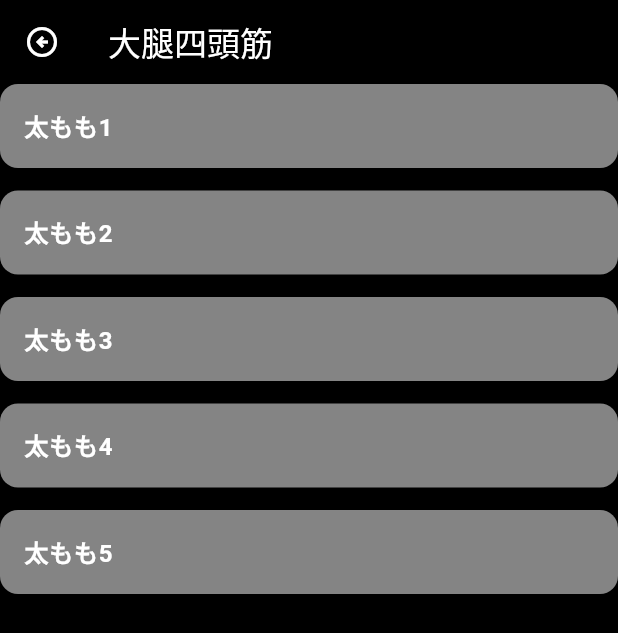
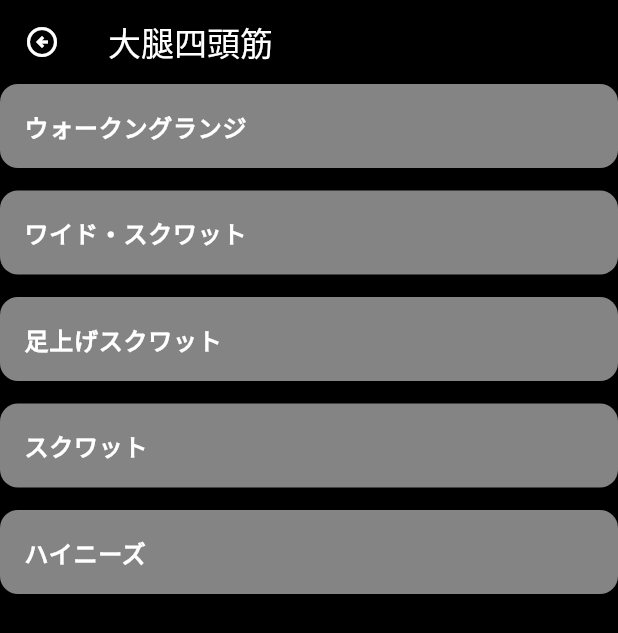
Before and after one commit to boywithdv/training, a Flutter app: the BackgroundAnimationToLower screen opened directly, after a tap on "大腿四頭筋", on a phone screen of 412 x 824 dp. Shown: the top 633 px of the screen. Run offline on Flutter 3.47's test engine with Material 3 defaults, Android fonts, the phone set to English and light mode, and no system bars; drawn by our look-alikes of animated_background; our stand-ins replace animate_do, circular_countdown_timer, cloud_firestore, firebase_auth, firebase_core, flutter_riverpod and 4 more; accounts and stored records are empty.

Commit message:
下半身の筋トレ部位の名前を修正

```diff
--- a/lib/models/models.dart
+++ b/lib/models/models.dart
@@ -142,31 +142,31 @@ List<FitnessModel> thigh = [
       fitnessId: 1,
       fitnessLottieName: 'assets/Lottie/hutomomo1.json',
       fitnessPngName: 'assets/img/hamusutoring.PNG',
-      fitnessName: '太もも1',
+      fitnessName: 'ウォークングランジ',
       fitnessTags: '太もも'),
   FitnessModel(
       fitnessId: 2,
       fitnessLottieName: 'assets/Lottie/hutomomo2.json',
       fitnessPngName: 'assets/img/hamusutoring.PNG',
-      fitnessName: '太もも2',
+      fitnessName: 'ワイド・スクワット',
       fitnessTags: '太もも'),
   FitnessModel(
       fitnessId: 3,
       fitnessLottieName: 'assets/Lottie/hutomomo3.json',
       fitnessPngName: 'assets/img/hamusutoring.PNG',
-      fitnessName: '太もも3',
+      fitnessName: '足上げスクワット',
       fitnessTags: '太もも'),
   FitnessModel(
       fitnessId: 4,
       fitnessLottieName: 'assets/Lottie/hutomomo4.json',
       fitnessPngName: 'assets/img/hamusutoring.PNG',
-      fitnessName: '太もも4',
+      fitnessName: 'スクワット',
       fitnessTags: '太もも'),
   FitnessModel(
       fitnessId: 5,
       fitnessLottieName: 'assets/Lottie/hutomomo5.json',
       fitnessPngName: 'assets/img/hamusutoring.PNG',
-      fitnessName: '太もも5',
+      fitnessName: 'ハイニーズ',
       fitnessTags: '太もも')
 ];
 
@@ -175,12 +175,12 @@ List<FitnessModel> buttocks = [
       fitnessId: 1,
       fitnessLottieName: 'assets/Lottie/oshiri.json',
       fitnessPngName: 'assets/img/oshiri.PNG',
-      fitnessName: 'お尻1',
+      fitnessName: 'リバースバードドッグ',
       fitnessTags: 'お尻'),
   FitnessModel(
       fitnessId: 2,
-      fitnessLottieName: 'assets/Lottie/oshiri1.json',
-      fitnessPngName: 'assets/img/oshiri.PNG',
-      fitnessName: 'お尻2',
-      fitnessTags: 'お尻')
+      fitnessLottieName: 'assets/Lottie/hukkin10.json',
+      fitnessPngName: 'assets/img/hukkin.png',
+      fitnessName: 'ヒップリフト',
+      fitnessTags: 'お尻'),
 ];
--- a/lib/pages/Lower/LowerBody.dart
+++ b/lib/pages/Lower/LowerBody.dart
@@ -19,6 +19,7 @@ class _ToLowerBodyState extends State<ToLowerBody> {
           SizedBox(
             height: 40,
           ),
+          /*
           ResizedFitnessPng(
             png: "assets/img/hamusutoring.PNG",
             description: 'ハムストリングス',
@@ -42,6 +43,7 @@ class _ToLowerBodyState extends State<ToLowerBody> {
           SizedBox(
             height: 15,
           ),
+          */
           ResizedFitnessPng(
             png: "assets/img/oshiri.PNG",
             description: '大臀筋',
```
